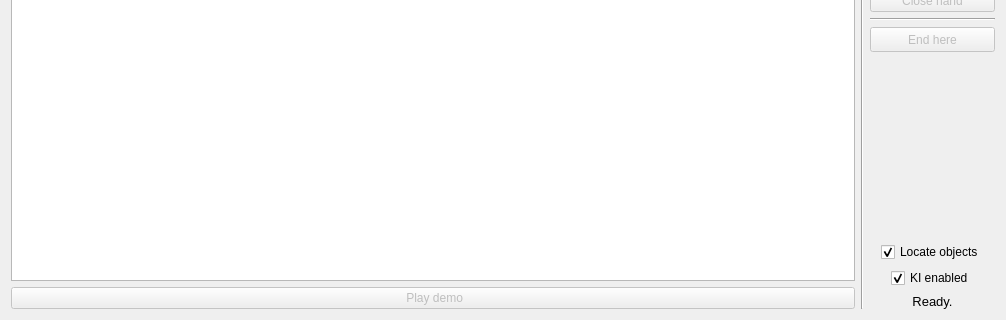
HLP-R/hlpr_kinesthetic_teaching, file rqt_kinesthetic_teaching/resource/KinestheticTeaching.ui: the form before one commit; both pictures show x 0 to 1006 and y 168 to 488 of the 1006 by 488 pixel window.
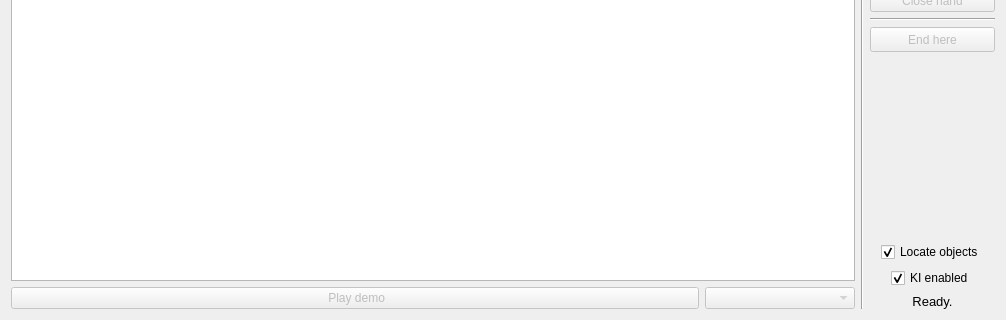
The form after the commit. Icons and pictures are not drawn.

Commit message:
Add dropdown for selecting which object in .bag to play back relative to
The selection doesn't affect playback yet

The edit to the form file:
```diff
--- a/rqt_kinesthetic_teaching/resource/KinestheticTeaching.ui
+++ b/rqt_kinesthetic_teaching/resource/KinestheticTeaching.ui
@@ -166,23 +166,6 @@
      </item>
      <item>
       <layout class="QGridLayout" name="gridLayout_3">
-       <item row="4" column="0">
-        <widget class="QPushButton" name="playDemoButton">
-         <property name="enabled">
-          <bool>false</bool>
-         </property>
-         <property name="text">
-          <string> Play demo</string>
-         </property>
-         <property name="icon">
-          <iconset theme="media-playback-start">
-           <normaloff>.</normaloff>.</iconset>
-         </property>
-         <property name="flat">
-          <bool>false</bool>
-         </property>
-        </widget>
-       </item>
        <item row="3" column="0">
         <widget class="QTreeWidget" name="playbackTree">
          <column>
@@ -238,6 +221,43 @@
          </item>
         </layout>
        </item>
+       <item row="5" column="0">
+        <layout class="QHBoxLayout" name="horizontalLayout_5">
+         <item>
+          <widget class="QPushButton" name="playDemoButton">
+           <property name="enabled">
+            <bool>false</bool>
+           </property>
+           <property name="text">
+            <string> Play demo</string>
+           </property>
+           <property name="icon">
+            <iconset theme="media-playback-start">
+             <normaloff>.</normaloff>.</iconset>
+           </property>
+           <property name="flat">
+            <bool>false</bool>
+           </property>
+          </widget>
+         </item>
+         <item>
+          <widget class="QComboBox" name="zeroMarker">
+           <property name="enabled">
+            <bool>false</bool>
+           </property>
+           <property name="maximumSize">
+            <size>
+             <width>150</width>
+             <height>16777215</height>
+            </size>
+           </property>
+           <property name="toolTip">
+            <string>Set object that the demo will play relative to</string>
+           </property>
+          </widget>
+         </item>
+        </layout>
+       </item>
       </layout>
      </item>
     </layout>
```
The commit also changes 2 other files.
